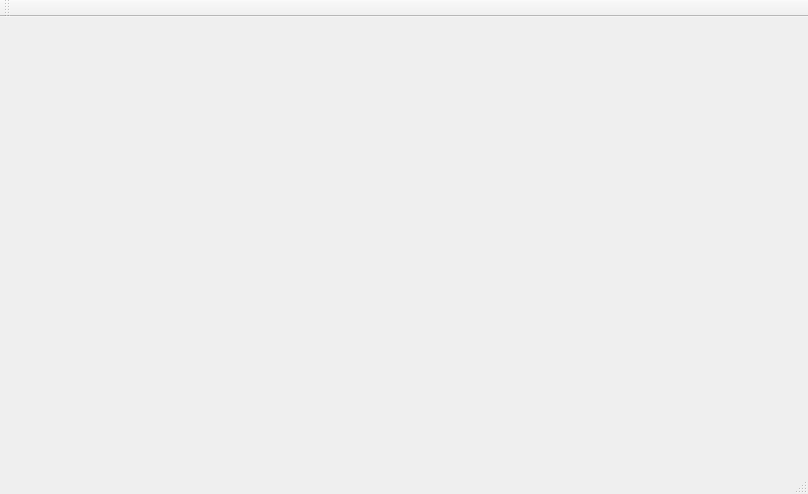
Before: the Qt Designer form Mysql/mysql/mainwindow.ui in JackZ0/QTPractice, drawn with Qt 5.
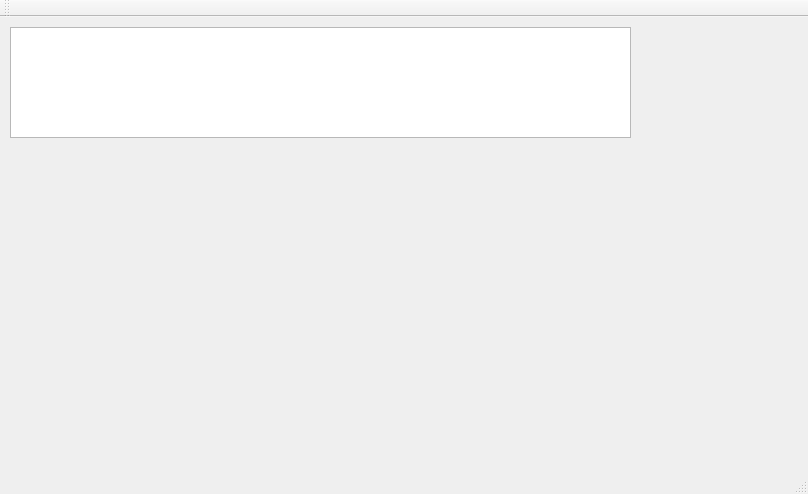
After: the same form once the commit is applied.

```diff
--- a/Mysql/mysql/mainwindow.ui
+++ b/Mysql/mysql/mainwindow.ui
@@ -13,7 +13,18 @@
   <property name="windowTitle">
    <string>MainWindow</string>
   </property>
-  <widget class="QWidget" name="centralWidget"/>
+  <widget class="QWidget" name="centralWidget">
+   <widget class="QTableView" name="tableView">
+    <property name="geometry">
+     <rect>
+      <x>10</x>
+      <y>10</y>
+      <width>621</width>
+      <height>111</height>
+     </rect>
+    </property>
+   </widget>
+  </widget>
   <widget class="QMenuBar" name="menuBar">
    <property name="geometry">
     <rect>
```
